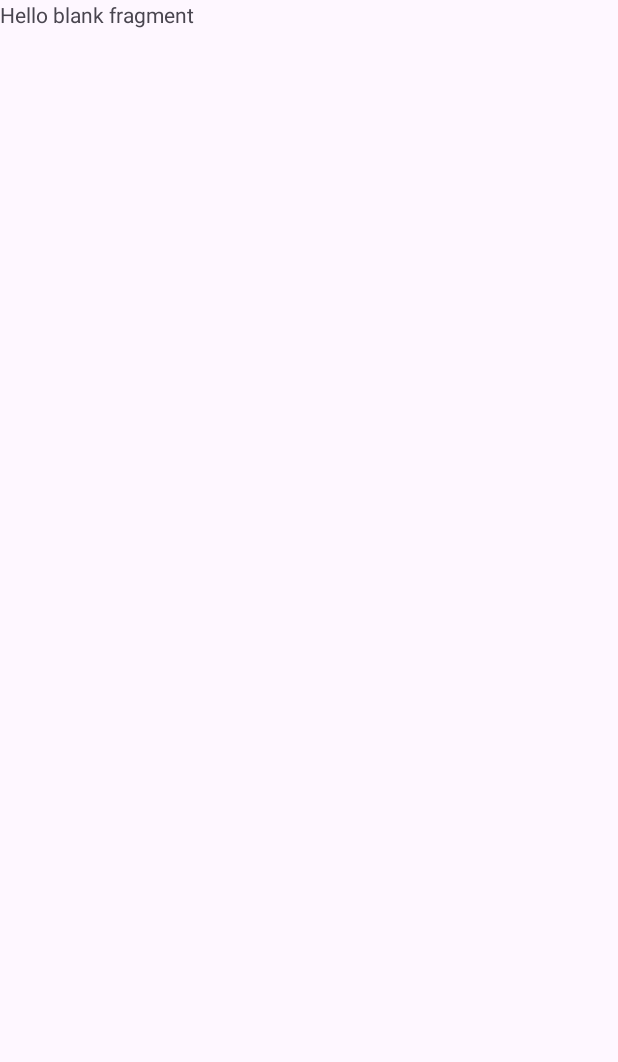
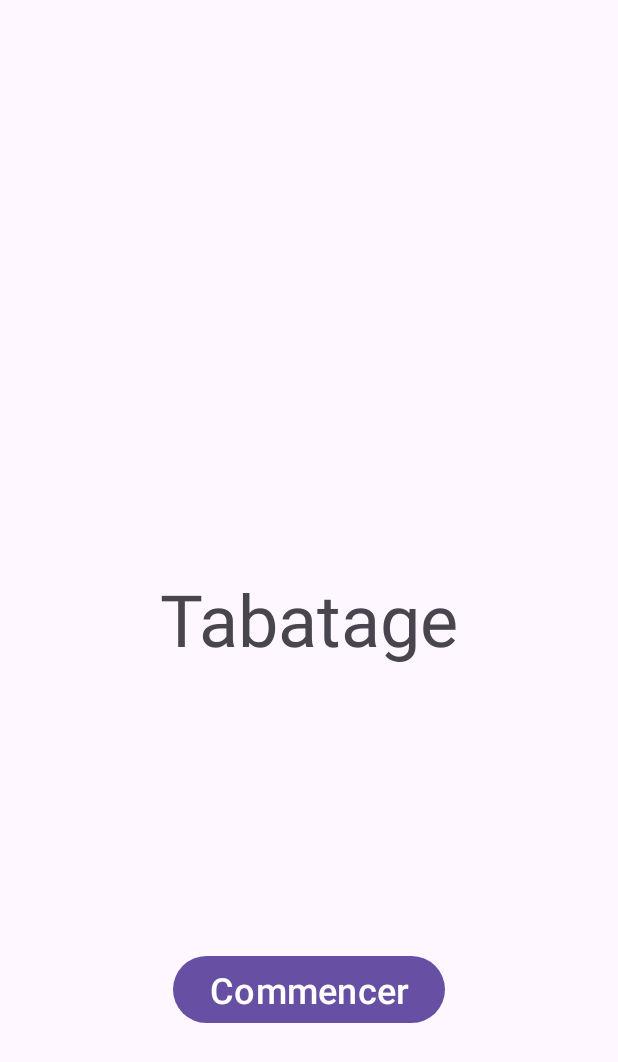
Before and after one commit to Lykomonix/Tabatage, an Android app: the screen it shows after launch (MainActivity), on a phone screen of 412 x 824 dp. Before the commit the part shown is almost empty. Shown: the top 1062 px of the screen. Run offline under Robolectric (Android 15) with nearby library versions, the phone set to English and light mode, and no system bars.

Commit message:
💄 ajout ui fragment home

```diff
--- a/APP_mobile/app/src/main/res/layout/activity_main.xml
+++ b/APP_mobile/app/src/main/res/layout/activity_main.xml
@@ -7,7 +7,7 @@
     tools:context=".MainActivity">
 
     <androidx.fragment.app.FragmentContainerView
-        android:id="@+id/fragmentContainerView"
+        android:id="@+id/fcvActivity"
         android:name="lyko.tabatage.ui.HomeFragment"
         android:layout_width="match_parent"
         android:layout_height="match_parent"
--- a/APP_mobile/app/src/main/res/layout/fragment_action.xml
+++ b/APP_mobile/app/src/main/res/layout/fragment_action.xml
@@ -3,12 +3,4 @@
     xmlns:tools="http://schemas.android.com/tools"
     android:layout_width="match_parent"
     android:layout_height="match_parent"
-    tools:context=".ui.ActionFragment">
-
-    <!-- TODO: Update blank fragment layout -->
-    <TextView
-        android:layout_width="match_parent"
-        android:layout_height="match_parent"
-        android:text="@string/hello_blank_fragment" />
-
-</FrameLayout>
+    tools:context=".ui.ActionFragment"/>
--- a/APP_mobile/app/src/main/res/layout/fragment_choice.xml
+++ b/APP_mobile/app/src/main/res/layout/fragment_choice.xml
@@ -3,12 +3,4 @@
     xmlns:tools="http://schemas.android.com/tools"
     android:layout_width="match_parent"
     android:layout_height="match_parent"
-    tools:context=".ui.ChoiceFragment">
-
-    <!-- TODO: Update blank fragment layout -->
-    <TextView
-        android:layout_width="match_parent"
-        android:layout_height="match_parent"
-        android:text="@string/hello_blank_fragment" />
-
-</FrameLayout>
+    tools:context=".ui.ChoiceFragment"/>
--- a/APP_mobile/app/src/main/res/layout/fragment_home.xml
+++ b/APP_mobile/app/src/main/res/layout/fragment_home.xml
@@ -1,14 +1,36 @@
 <?xml version="1.0" encoding="utf-8"?>
 <FrameLayout xmlns:android="http://schemas.android.com/apk/res/android"
+    xmlns:app="http://schemas.android.com/apk/res-auto"
     xmlns:tools="http://schemas.android.com/tools"
     android:layout_width="match_parent"
     android:layout_height="match_parent"
     tools:context=".ui.HomeFragment">
 
-    <!-- TODO: Update blank fragment layout -->
-    <TextView
+    <androidx.constraintlayout.widget.ConstraintLayout
         android:layout_width="match_parent"
-        android:layout_height="match_parent"
-        android:text="@string/hello_blank_fragment" />
+        android:layout_height="match_parent">
 
+        <TextView
+            android:id="@+id/txtTitle"
+            android:layout_width="wrap_content"
+            android:layout_height="wrap_content"
+            android:text="@string/title"
+            android:textSize="48sp"
+            app:layout_constraintBottom_toBottomOf="parent"
+            app:layout_constraintEnd_toEndOf="parent"
+            app:layout_constraintStart_toStartOf="parent"
+            app:layout_constraintTop_toTopOf="parent" />
+
+        <Button
+            android:id="@+id/btnStart"
+            android:layout_width="wrap_content"
+            android:layout_height="wrap_content"
+            android:layout_marginTop="50dp"
+            android:text="@string/btnStart"
+            android:textSize="24sp"
+            app:layout_constraintBottom_toBottomOf="parent"
+            app:layout_constraintEnd_toEndOf="parent"
+            app:layout_constraintStart_toStartOf="parent"
+            app:layout_constraintTop_toBottomOf="@+id/txtTitle" />
+    </androidx.constraintlayout.widget.ConstraintLayout>
 </FrameLayout>
--- a/APP_mobile/app/src/main/res/values/strings.xml
+++ b/APP_mobile/app/src/main/res/values/strings.xml
@@ -1,5 +1,5 @@
 <resources>
     <string name="app_name">Tabatage</string>
-    <!-- TODO: Remove or change this placeholder text -->
-    <string name="hello_blank_fragment">Hello blank fragment</string>
+    <string name="btnStart">Commencer</string>
+    <string name="title">Tabatage</string>
 </resources>
```
